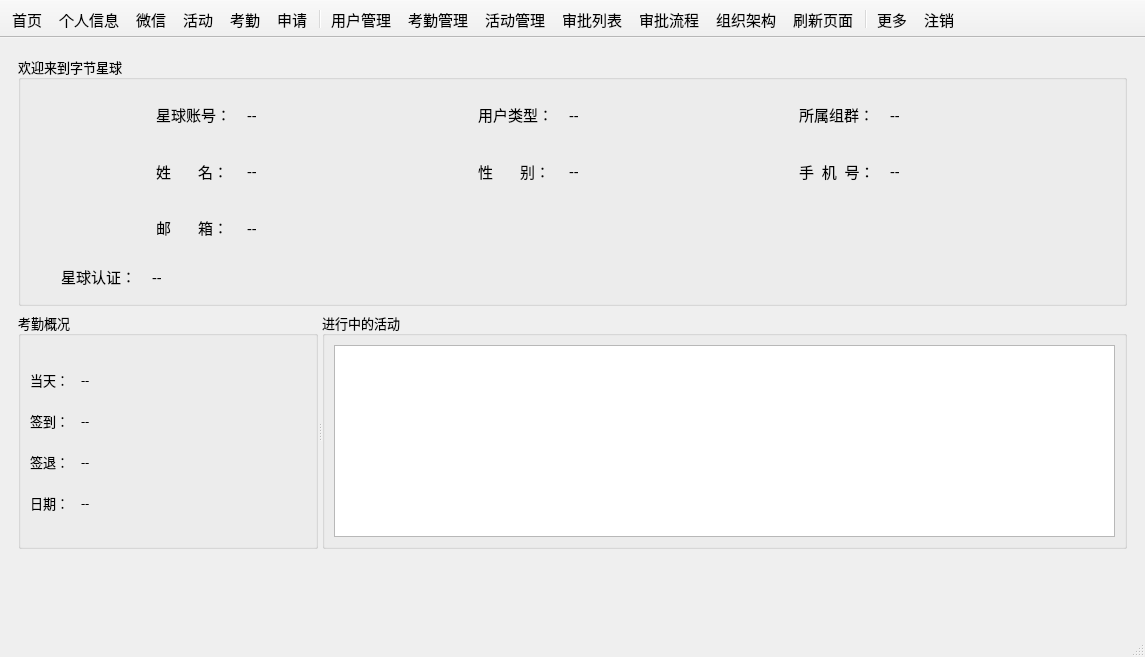
Qt form mainwindow.ui (csthenry/weplanet-desktop) before a commit.
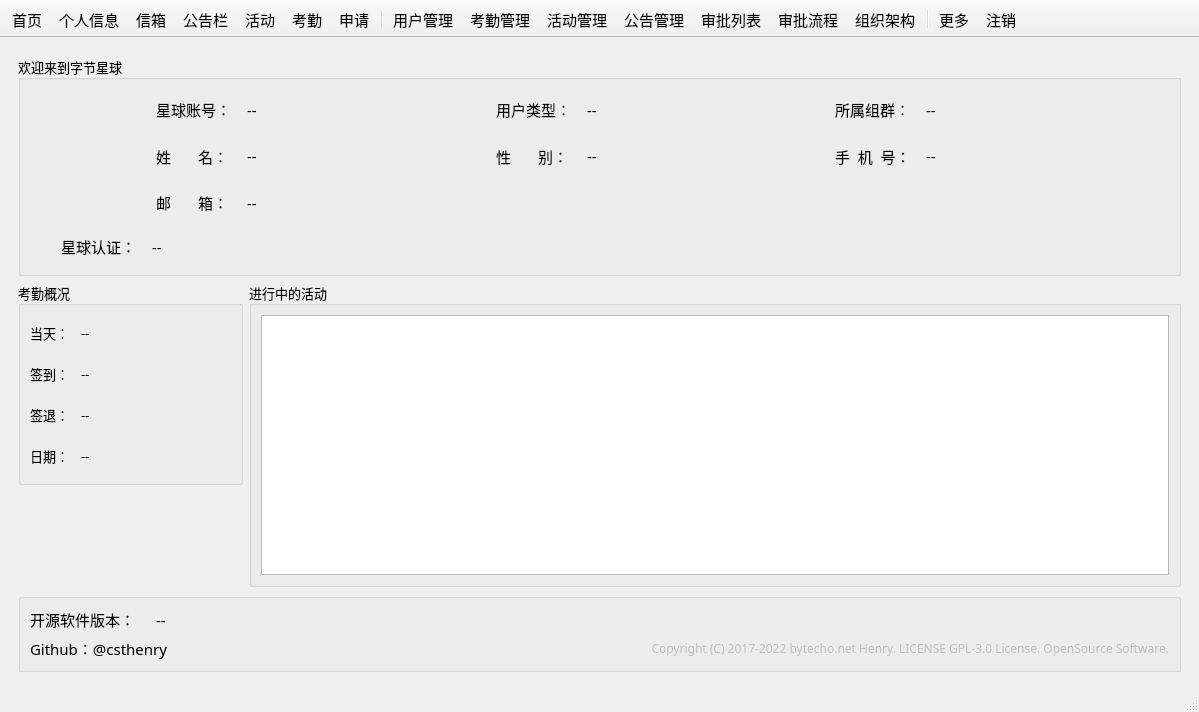
The same form after that commit. The open tabs and pages were chosen to show the change. Icons and pictures are not drawn. Custom widgets are drawn as their Qt base class.

Commit message: 更新界面，新增待开发栏目。

```diff
--- a/mainwindow.ui
+++ b/mainwindow.ui
@@ -6,8 +6,8 @@
    <rect>
     <x>0</x>
     <y>0</y>
-    <width>1145</width>
-    <height>657</height>
+    <width>1199</width>
+    <height>712</height>
    </rect>
   </property>
   <property name="minimumSize">
@@ -39,13 +39,13 @@
        <number>7</number>
       </property>
       <widget class="QWidget" name="home">
-       <layout class="QGridLayout" name="gridLayout_40">
+       <layout class="QGridLayout" name="gridLayout_77">
         <item row="0" column="0">
          <widget class="QGroupBox" name="groupBox">
           <property name="minimumSize">
            <size>
             <width>0</width>
-            <height>250</height>
+            <height>220</height>
            </size>
           </property>
           <property name="font">
@@ -499,10 +499,8 @@
          </widget>
         </item>
         <item row="1" column="0">
-         <widget class="QSplitter" name="splitter_3">
-          <property name="orientation">
-           <enum>Qt::Horizontal</enum>
-          </property>
+         <layout class="QGridLayout" name="gridLayout_40">
+          <item row="0" column="0">
           <widget class="QGroupBox" name="groupBox_2">
            <property name="minimumSize">
             <size>
@@ -533,7 +531,7 @@
                 <property name="minimumSize">
                  <size>
                   <width>45</width>
-                  <height>0</height>
+                   <height>35</height>
                  </size>
                 </property>
                 <property name="maximumSize">
@@ -552,7 +550,7 @@
                 <property name="minimumSize">
                  <size>
                   <width>150</width>
-                  <height>0</height>
+                   <height>35</height>
                  </size>
                 </property>
                 <property name="text">
@@ -565,7 +563,7 @@
                 <property name="minimumSize">
                  <size>
                   <width>45</width>
-                  <height>0</height>
+                   <height>35</height>
                  </size>
                 </property>
                 <property name="maximumSize">
@@ -584,7 +582,7 @@
                 <property name="minimumSize">
                  <size>
                   <width>150</width>
-                  <height>0</height>
+                   <height>35</height>
                  </size>
                 </property>
                 <property name="text">
@@ -597,7 +595,7 @@
                 <property name="minimumSize">
                  <size>
                   <width>45</width>
-                  <height>0</height>
+                   <height>35</height>
                  </size>
                 </property>
                 <property name="maximumSize">
@@ -616,7 +614,7 @@
                 <property name="minimumSize">
                  <size>
                   <width>150</width>
-                  <height>0</height>
+                   <height>35</height>
                  </size>
                 </property>
                 <property name="text">
@@ -629,7 +627,7 @@
                 <property name="minimumSize">
                  <size>
                   <width>45</width>
-                  <height>0</height>
+                   <height>35</height>
                  </size>
                 </property>
                 <property name="maximumSize">
@@ -648,7 +646,7 @@
                 <property name="minimumSize">
                  <size>
                   <width>150</width>
-                  <height>0</height>
+                   <height>35</height>
                  </size>
                 </property>
                 <property name="text">
@@ -660,6 +658,21 @@
             </item>
            </layout>
           </widget>
+          </item>
+          <item row="1" column="0">
+           <spacer name="verticalSpacer">
+            <property name="orientation">
+             <enum>Qt::Vertical</enum>
+            </property>
+            <property name="sizeHint" stdset="0">
+             <size>
+              <width>20</width>
+              <height>40</height>
+             </size>
+            </property>
+           </spacer>
+          </item>
+          <item row="0" column="1" rowspan="2">
           <widget class="QGroupBox" name="groupBox_32">
            <property name="minimumSize">
             <size>
@@ -681,20 +694,100 @@
             </item>
            </layout>
           </widget>
-         </widget>
+          </item>
+         </layout>
         </item>
         <item row="2" column="0">
-         <spacer name="verticalSpacer">
+         <widget class="QGroupBox" name="groupBox_42">
+          <property name="title">
+           <string/>
+          </property>
+          <layout class="QGridLayout" name="gridLayout_76">
+           <item row="0" column="0">
+            <layout class="QGridLayout" name="gridLayout_75">
+             <item row="0" column="0">
+              <widget class="QLabel" name="label_70">
+               <property name="minimumSize">
+                <size>
+                 <width>120</width>
+                 <height>0</height>
+                </size>
+               </property>
+               <property name="font">
+                <font>
+                 <pointsize>11</pointsize>
+                </font>
+               </property>
+               <property name="text">
+                <string>开源软件版本：</string>
+               </property>
+              </widget>
+             </item>
+             <item row="0" column="1">
+              <widget class="QLabel" name="label_homeVer">
+               <property name="minimumSize">
+                <size>
+                 <width>80</width>
+                 <height>0</height>
+                </size>
+               </property>
+               <property name="font">
+                <font>
+                 <pointsize>11</pointsize>
+                </font>
+               </property>
+               <property name="text">
+                <string>--</string>
+               </property>
+              </widget>
+             </item>
+            </layout>
+           </item>
+           <item row="0" column="1">
+            <spacer name="horizontalSpacer_9">
           <property name="orientation">
-           <enum>Qt::Vertical</enum>
+              <enum>Qt::Horizontal</enum>
           </property>
           <property name="sizeHint" stdset="0">
            <size>
-            <width>20</width>
-            <height>40</height>
+               <width>906</width>
+               <height>20</height>
            </size>
           </property>
          </spacer>
+           </item>
+           <item row="1" column="0">
+            <widget class="QLabel" name="label_71">
+             <property name="font">
+              <font>
+               <pointsize>11</pointsize>
+              </font>
+             </property>
+             <property name="text">
+              <string>Github：@csthenry</string>
+             </property>
+            </widget>
+           </item>
+           <item row="1" column="1">
+            <widget class="QLabel" name="label_72">
+             <property name="enabled">
+              <bool>false</bool>
+             </property>
+             <property name="font">
+              <font>
+               <pointsize>9</pointsize>
+              </font>
+             </property>
+             <property name="text">
+              <string>Copyright (C) 2017-2022 bytecho.net Henry. LICENSE GPL-3.0 License. OpenSource Software.</string>
+             </property>
+             <property name="alignment">
+              <set>Qt::AlignRight|Qt::AlignTrailing|Qt::AlignVCenter</set>
+             </property>
+            </widget>
+           </item>
+          </layout>
+         </widget>
         </item>
        </layout>
       </widget>
@@ -4457,6 +4550,7 @@
    <addaction name="actHome"/>
    <addaction name="actMyInfo"/>
    <addaction name="actMessage"/>
+   <addaction name="actNotice"/>
    <addaction name="action"/>
    <addaction name="actAttend"/>
    <addaction name="actApply"/>
@@ -4464,10 +4558,10 @@
    <addaction name="actUserManager"/>
    <addaction name="actAttendManager"/>
    <addaction name="actManage"/>
+   <addaction name="actNoticeManage"/>
    <addaction name="actApplyList"/>
    <addaction name="actApplyItems"/>
    <addaction name="actGroup"/>
-   <addaction name="actRefresh"/>
    <addaction name="separator"/>
    <addaction name="actMore"/>
    <addaction name="actExit"/>
@@ -4613,7 +4707,7 @@
      <normaloff>:/images/color_icon/color-reviews.svg</normaloff>:/images/color_icon/color-reviews.svg</iconset>
    </property>
    <property name="text">
-    <string>微信</string>
+    <string>信箱</string>
    </property>
    <property name="toolTip">
     <string>微信</string>
@@ -4655,6 +4749,30 @@
     <string>刷新页面</string>
    </property>
   </action>
+  <action name="actNotice">
+   <property name="icon">
+    <iconset resource="resource.qrc">
+     <normaloff>:/images/color_icon/color-date.svg</normaloff>:/images/color_icon/color-date.svg</iconset>
+   </property>
+   <property name="text">
+    <string>公告栏</string>
+   </property>
+   <property name="toolTip">
+    <string>公告栏</string>
+   </property>
+  </action>
+  <action name="actNoticeManage">
+   <property name="icon">
+    <iconset resource="resource.qrc">
+     <normaloff>:/images/color_icon/color-addtag.svg</normaloff>:/images/color_icon/color-addtag.svg</iconset>
+   </property>
+   <property name="text">
+    <string>公告管理</string>
+   </property>
+   <property name="toolTip">
+    <string>公告管理</string>
+   </property>
+  </action>
  </widget>
  <customwidgets>
   <customwidget>
```
Left out of the diff: 6 changed lines with no effect on the pictures. Lines whose indentation alone changed are shown as unchanged. The commit also changes 2 other files.
